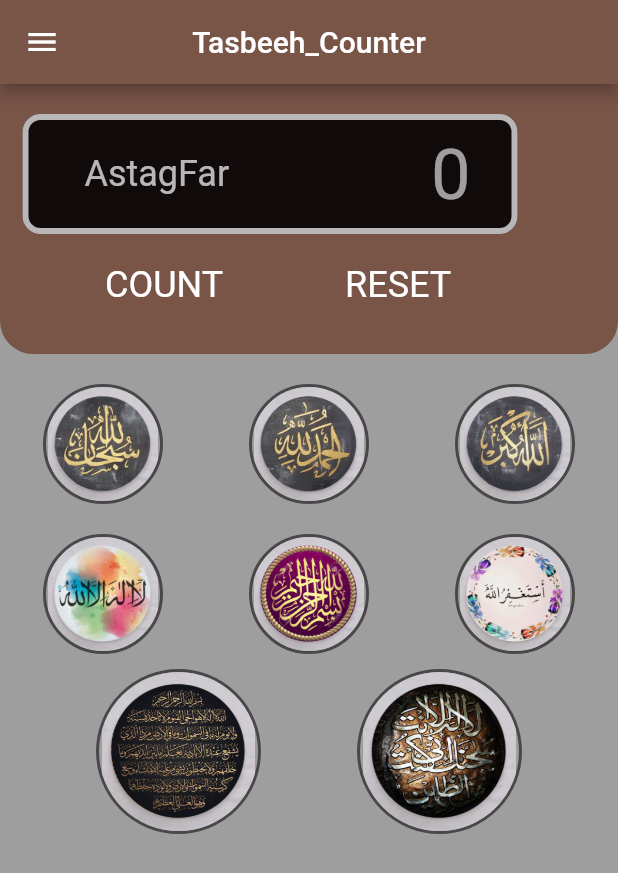
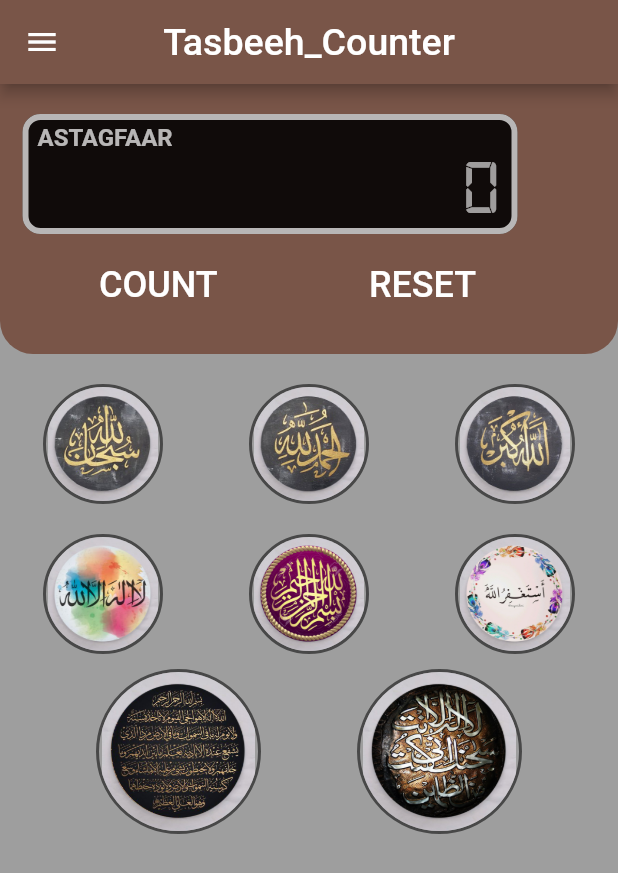
Before and after one commit to uzairleo/file_saving_flutter-sharedpref-Sqflite-FileHandling-, a Flutter app: the screen it shows after launch, on a phone screen of 412 x 824 dp. Shown: the top 873 px of the screen. Run offline on Flutter 3.47's test engine with Material 2 defaults, Android fonts, the phone set to English and light mode, and no system bars; our stand-ins replace shared_preferences, sqflite; accounts and stored records are empty; Roboto replaces fonts that are missing (SpicyRice); project files that could hold a hidden picture were left out.

Commit message:
successfully added fonts dtyle

```diff
--- a/lib/sharedPreferences.dart
+++ b/lib/sharedPreferences.dart
@@ -87,7 +87,10 @@ class _MyHomePageState extends State<MyHomePage> {
         drawer: _drawer(context),
         appBar: AppBar(
           backgroundColor: Colors.brown,
-          title: Text(widget.title),
+          title: Text(widget.title,style: TextStyle(
+            fontFamily: 'SpicyRice',
+            fontSize: 25
+          ),),
           centerTitle: true,
         ),
         body: Container(
@@ -127,51 +130,75 @@ class _MyHomePageState extends State<MyHomePage> {
                             border:
                                 Border.all(color: Colors.white70, width: 4.0),
                             borderRadius: BorderRadius.circular(12.0)),
-                        child: Row(
-                          mainAxisAlignment: MainAxisAlignment.spaceAround,
+                        child: Stack(
                           children: <Widget>[
-                            Padding(
-                              padding: const EdgeInsets.only(left: 10.0),
+                            Positioned(
+                              top: 2.0,
+                              left: 6.0,
                               child: Text(
-                                "AstagFar",
+                                  "ASTAGFAAR",
                                   style: TextStyle(
-                                  fontFamily: 'SpicyRice',
+                                    // fontFamily: 'SpicyRice',
                                       color: Colors.white70,
-                                    fontSize: 24),
+                                      fontWeight: FontWeight.bold,
+                                      fontSize: 16),
                                 ),
                               ),
-                            Padding(
-                              padding:
-                                  const EdgeInsets.only(left: 80, right: 0.0),
+                               Positioned(
+                                 top: 24,
+                                 left: 2,
+                                 right: 8.0,
+                                    child: Container(
+                                      alignment: Alignment.bottomRight,
+                                      width: 320,
+                                      decoration: BoxDecoration(
+                                        // border: Border.all(color:Colors.white,width:2.9)
+                                      ),
                                       child: Text(
-                                "0",
+                                  '0',
                                   style: TextStyle(
                                         fontFamily: 'digital-7',
                                         color: Colors.white60,
-                                     fontSize: 47,
+                                         fontSize: 52,
+                                        //  fontWeight: FontWeight.bold
                                         // fontWeight: FontWeight.bold
                                         ),
                                 ),
                                     ),
+                              ),
+
                           ],
                         ),
                       ),
                     ),
                     Positioned(
-                      top: 120,
+                      top: 110,
                       left: 230.0,
+                      child: FlatButton(
+                        // color: Colors.black38,
+                        shape: RoundedRectangleBorder(borderRadius: BorderRadius.circular(12.0)),
+                        onPressed: (){
+                          setState(() {
+                          });
+                        },
                         child: Text(
                         "RESET",
                         style: TextStyle(color: Colors.white, fontSize: 24),
-                      ),
+                      ),)
                     ),
                     Positioned(
-                      top: 120,
-                      left: 70,
+                      top: 110,
+                      left: 50,
+                      child: FlatButton(
+                        // color: Colors.black38,
+                        shape: RoundedRectangleBorder(borderRadius: BorderRadius.circular(12.0)),
+                        onPressed: (){
+                          _incrementCounter();
+                        },
                         child: Text(
                         "COUNT",
                         style: TextStyle(color: Colors.white, fontSize: 24),
-                      ),
+                      ),)
                     )
                   ],
                 ),
```
Also changed, not shown: pubspec.yaml (+8 -2 lines), flutter_01.png (added). Lines whose indentation alone changed are shown as unchanged.
